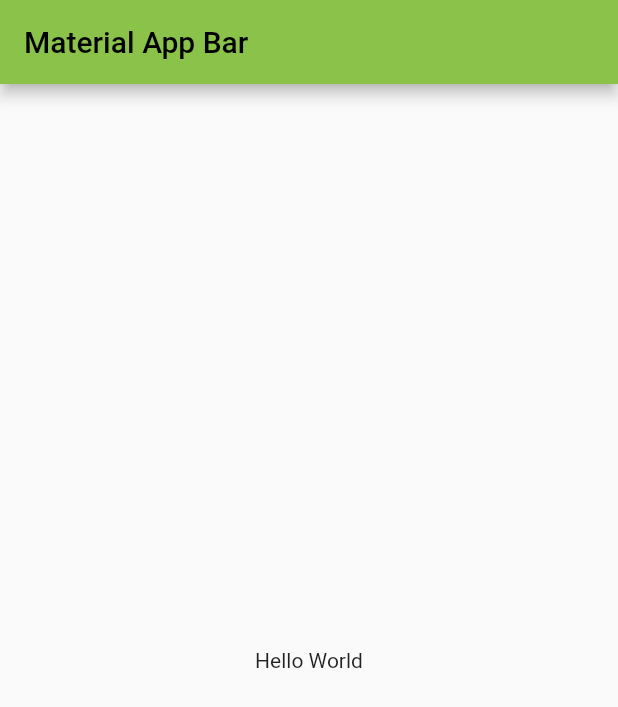
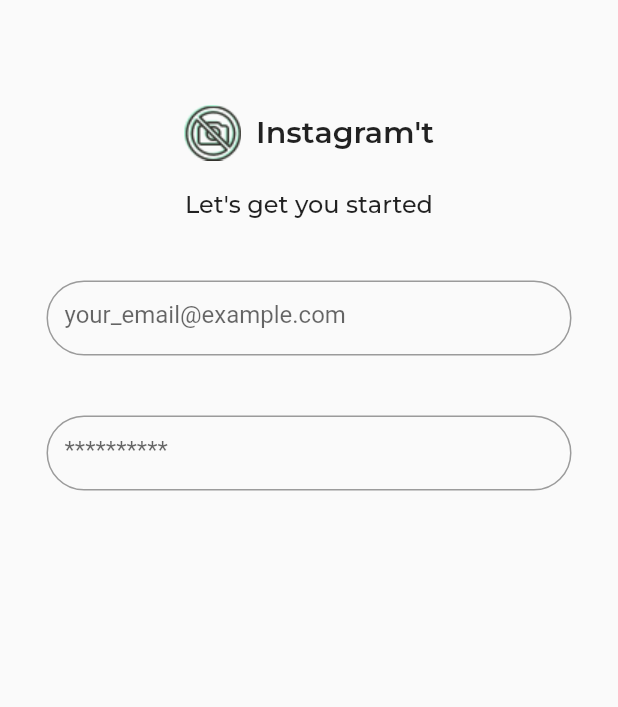
Before and after one commit to RRDaniela/Instagram-t, a Flutter app: the screen it shows after launch, on a phone screen of 412 x 824 dp. Shown: the top 707 px of the screen. Run offline on Flutter 3.47's test engine with Material 2 defaults, Android fonts, the phone set to English and light mode, and no system bars.

Commit message:
ADDED: UI for login and signup was introduced, TODO: Fix TextFields

```diff
--- a/instagram_t/lib/main.dart
+++ b/instagram_t/lib/main.dart
@@ -11,13 +11,67 @@ class MyApp extends StatelessWidget {
       theme: ThemeData(primarySwatch: Colors.lightGreen),
       title: 'Material App',
       home: Scaffold(
-        appBar: AppBar(
-          title: Text('Material App Bar'),
+          body: Column(children: [
+        Container(
+          margin: EdgeInsets.only(top: 70),
         ),
-        body: Center(
-          child: Text('Hello World'),
+        Row(
+          mainAxisAlignment: MainAxisAlignment.center,
+          mainAxisSize: MainAxisSize.max,
+          crossAxisAlignment: CrossAxisAlignment.center,
+          children: [
+            Image.asset('assets/images/stacked_logo.png'),
+
+            // ignore: prefer_const_constructors
+            Container(
+              margin: EdgeInsets.only(left: 10),
+              child: const Text(
+                "Instagram't",
+                // ignore: prefer_const_constructors
+                style: TextStyle(
+                  fontFamily: 'Montserrat',
+                  fontSize: 20,
+                ),
+              ),
+            )
+          ],
         ),
-      ),
+        Container(
+          margin: const EdgeInsets.only(top: 20),
+        ),
+        const Text("Let's get you started",
+            style: TextStyle(fontSize: 16, fontFamily: 'Montserrat-medium')),
+        Container(
+          margin: const EdgeInsets.only(top: 40),
+        ),
+        SizedBox(
+          width: 350,
+          height: 50,
+          child: TextField(
+            decoration: InputDecoration(
+                border: OutlineInputBorder(
+                  borderRadius: BorderRadius.circular(50.0),
+                ),
+                hintText: 'your_email@example.com',
+                fillColor: Color(0xC4B2BC)),
+          ),
+        ),
+        Container(
+          margin: const EdgeInsets.only(top: 40),
+        ),
+        SizedBox(
+          width: 350,
+          height: 50,
+          child: TextField(
+            decoration: InputDecoration(
+                border: OutlineInputBorder(
+                  borderRadius: BorderRadius.circular(50.0),
+                ),
+                hintText: '**********',
+                fillColor: Color(0xC4B2BC)),
+          ),
+        ),
+      ])),
     );
   }
 }
--- /dev/null
+++ b/instagram_t/lib/widgets/pebbles.dart
@@ -0,0 +1,22 @@
+import 'package:flutter/material.dart';
+
+class Pebble extends StatelessWidget {
+  const Pebble({super.key});
+
+  @override
+  Widget build(BuildContext context) {
+    // Figma Flutter Generator Rectangle9Widget - RECTANGLE
+    return Container(
+        width: 192,
+        height: 106,
+        decoration: const BoxDecoration(
+          borderRadius: BorderRadius.only(
+            topLeft: Radius.circular(0),
+            topRight: Radius.circular(0),
+            bottomLeft: Radius.circular(160),
+            bottomRight: Radius.circular(160),
+          ),
+          color: Color.fromRGBO(11, 57, 84, 1),
+        ));
+  }
+}
```
Also changed, not shown: instagram_t/pubspec.yaml (+14 -17 lines), instagram_t/assets/fonts/Montserrat-Medium.ttf (added), instagram_t/assets/fonts/Montserrat-SemiBold.ttf (added), instagram_t/assets/images/Nophoto41.png (added), instagram_t/assets/images/Nophoto51.png (added), instagram_t/assets/images/Rightarrow1.png (added), instagram_t/assets/images/no-photo-primary.png (added), instagram_t/assets/images/no-photo-secondary.png (added), instagram_t/assets/images/stacked_logo.png (added), instagram_t/lib/screens/signin.dart (added), instagram_t/lib/screens/signup.dart (added).
